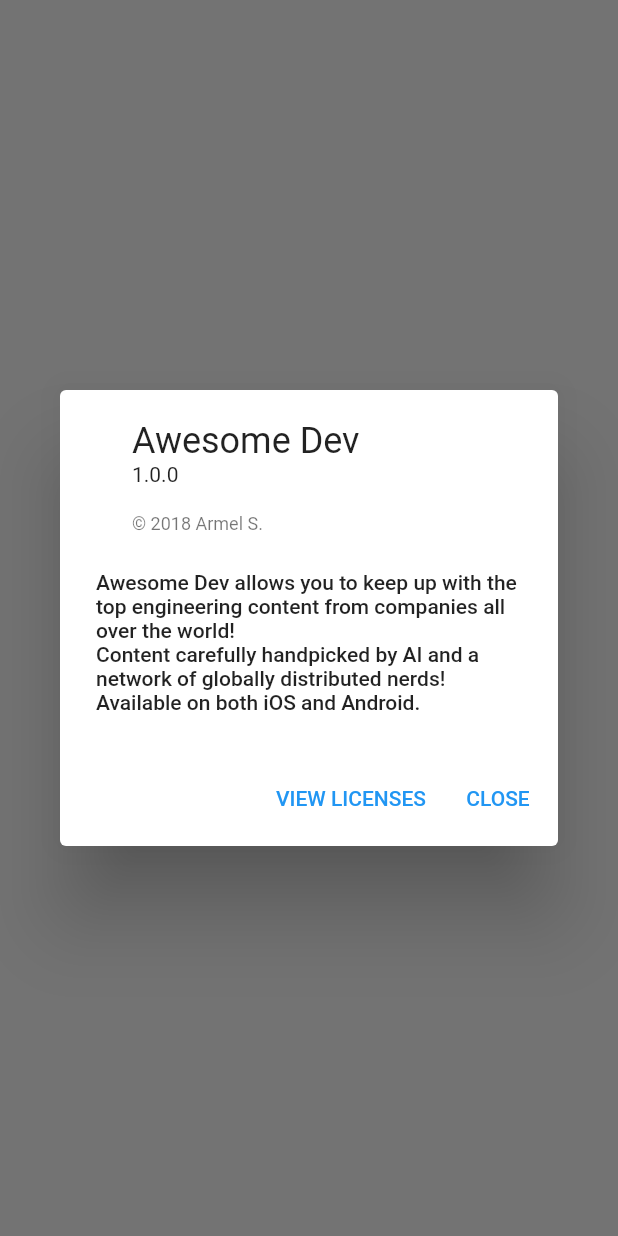
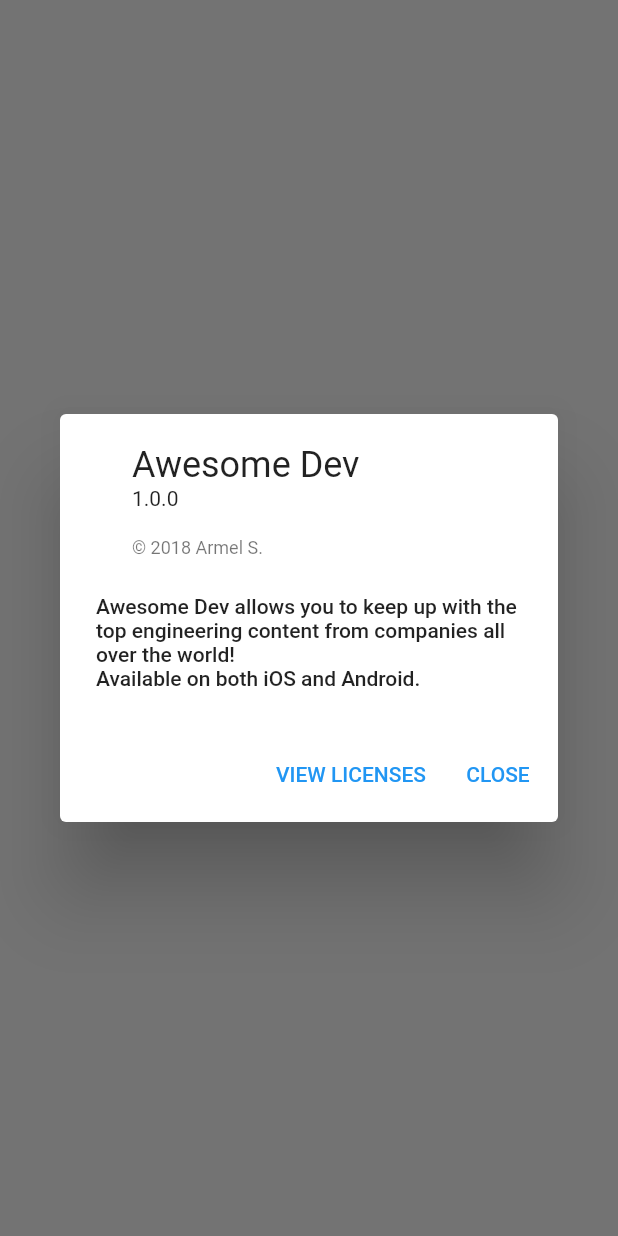
Before and after one commit to rm3l/dev-feed, a Flutter app: what showGalleryAboutDialog() shows on an empty page, opened directly, on a phone screen of 412 x 824 dp. Run offline on Flutter 3.47's test engine with Material 2 defaults, Android fonts, the phone set to English and light mode, and no system bars; our stand-ins replace fluro, package_info, shared_preferences, transparent_image; missing offline and left inert: flutter_calendar, flutter_custom_tabs, flutter_stetho; accounts and stored records are empty; statements that could not run were skipped.

Commit message:
Update text in About widget

```diff
--- a/lib/ui/about.dart
+++ b/lib/ui/about.dart
@@ -54,7 +54,7 @@ Future<Null> showGalleryAboutDialog(BuildContext context) async {
                   text:
                       'Awesome Dev allows you to keep up with the top engineering '
                       'content from companies all over the world!'
-                      '\nContent carefully handpicked by AI and a network of globally distributed nerds!'
+//                      '\nContent carefully handpicked by AI and a network of globally distributed nerds!'
                       '\nAvailable on '
                       '${defaultTargetPlatform == TargetPlatform.iOS ? 'multiple platforms' : 'both iOS and Android'}.')
 //                      '\n\nThanks to Flutter ('),
```
